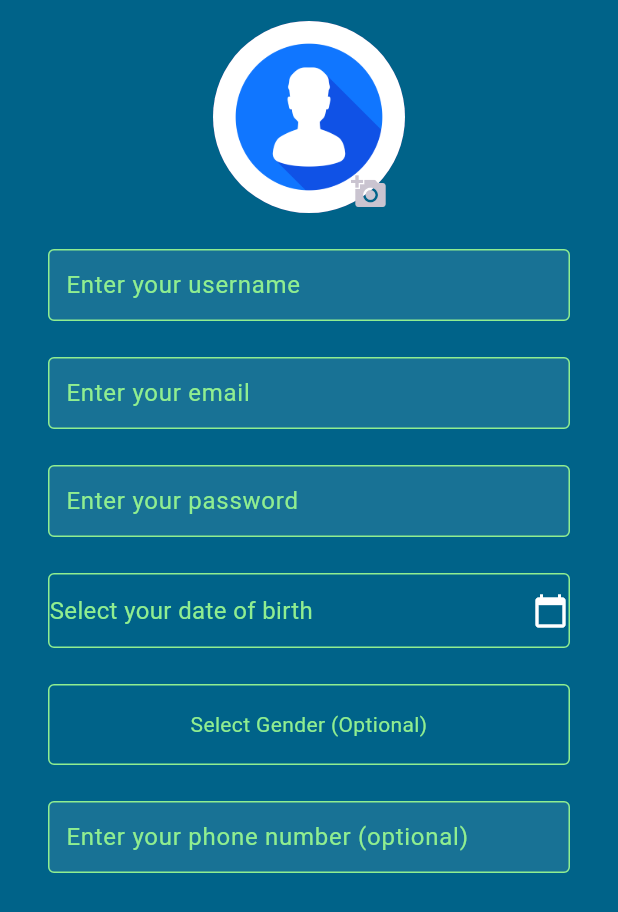
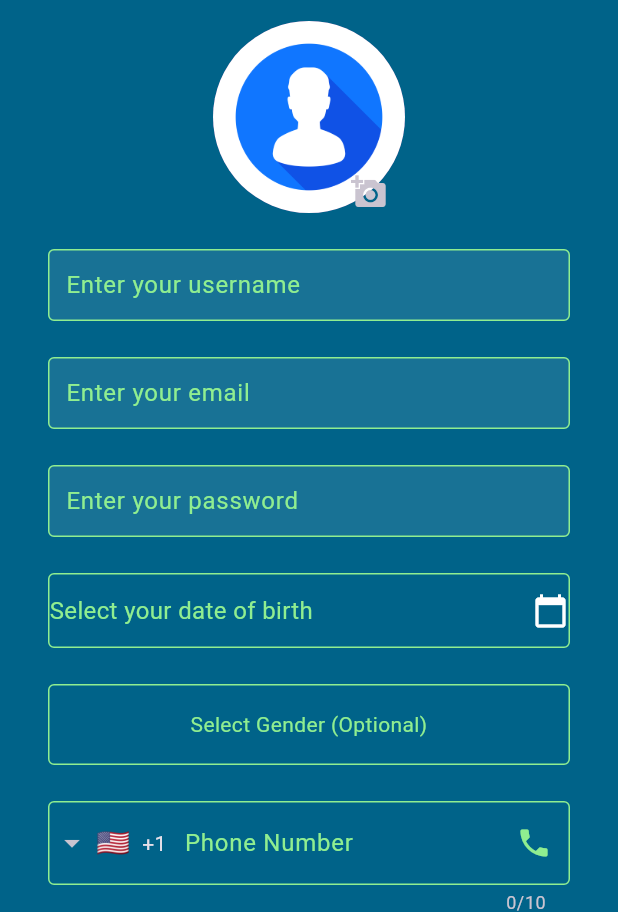
Before and after one commit to zahidprvz/hcq, a Flutter app: the SignupScreen screen opened directly, on a phone screen of 412 x 824 dp, the part 324-1236 px from its top. Run offline on Flutter 3.47's test engine with Material 3 defaults, Android fonts, the phone set to English and light mode, and no system bars; drawn by our look-alikes of intl_phone_field; our stand-ins replace cloud_firestore, firebase_auth, firebase_core, firebase_storage, flutter_map, fluttertoast and 5 more; missing offline and left inert: tflite_flutter; accounts and stored records are empty; network calls fail; project files that could hold a hidden picture were left out.

Commit message:
updated signup_screen

```diff
--- a/lib/screens/signup_screen.dart
+++ b/lib/screens/signup_screen.dart
@@ -8,6 +8,7 @@
 import 'package:hcq/utils/utils.dart';
 import 'package:hcq/widgets/text_field_input.dart';
 import 'package:image_picker/image_picker.dart';
+import 'package:intl_phone_field/intl_phone_field.dart';
 
 class SignupScreen extends StatefulWidget {
   const SignupScreen({super.key});
@@ -20,13 +21,13 @@
   final TextEditingController _emailController = TextEditingController();
   final TextEditingController _passwordController = TextEditingController();
   final TextEditingController _usernameController = TextEditingController();
-  final TextEditingController _phoneController = TextEditingController();
   final TextEditingController _genderController = TextEditingController();
   DateTime? _selectedDate;
   Uint8List? _image;
   bool _isLoading = false;
   bool _userAgreementAccepted = false;
   bool _privacyPolicyAccepted = false;
+  String? _phoneNumber;
 
   @override
   void dispose() {
@@ -34,7 +35,6 @@
     _emailController.dispose();
     _passwordController.dispose();
     _usernameController.dispose();
-    _phoneController.dispose();
     _genderController.dispose();
   }
 
@@ -60,8 +60,15 @@
   }
 
   void signUpUser() async {
-    if (!_userAgreementAccepted || !_privacyPolicyAccepted) {
-      showSnackBar('Please accept User Agreement and Privacy Policy', context);
+    if (_emailController.text.isEmpty ||
+        _passwordController.text.isEmpty ||
+        _usernameController.text.isEmpty ||
+        _phoneNumber == null ||
+        _phoneNumber!.isEmpty ||
+        !_userAgreementAccepted ||
+        !_privacyPolicyAccepted) {
+      showSnackBar(
+          'Please fill all the required fields and accept agreements', context);
       return;
     }
 
@@ -75,7 +82,7 @@
       username: _usernameController.text,
       dateOfBirth: _selectedDate,
       gender: _genderController.text,
-      phone: _phoneController.text,
+      phone: _phoneNumber!,
       file: _image,
       userAgreementAccepted: _userAgreementAccepted,
       privacyPolicyAccepted: _privacyPolicyAccepted,
@@ -88,7 +95,6 @@
     if (res != "success") {
       showSnackBar(res, context);
     } else {
-      // Show email verification screen
       Navigator.of(context).pushReplacement(
         MaterialPageRoute(
           builder: (context) => const EmailVerificationScreen(),
@@ -168,7 +174,10 @@
           ),
           actions: <Widget>[
             TextButton(
-              child: const Text('Close'),
+              child: const Text(
+                'Close',
+                style: TextStyle(color: secondaryColor),
+              ),
               onPressed: () {
                 Navigator.of(context).pop();
               },
@@ -287,15 +296,46 @@
                   ),
                 ),
                 const SizedBox(height: 24.0),
-                TextFieldInput(
-                  hintText: 'Enter your phone number (optional)',
-                  textEditingController: _phoneController,
-                  textInputType: TextInputType.phone,
+                IntlPhoneField(
+                  cursorColor: secondaryColor,
+                  style: const TextStyle(),
+                  decoration: const InputDecoration(
+                    suffixIcon: Icon(Icons.phone),
+                    suffixIconColor: secondaryColor,
+                    labelText: 'Phone Number',
+                    fillColor: secondaryColor,
+                    labelStyle: TextStyle(color: secondaryColor),
+                    border: OutlineInputBorder(
+                      borderSide: BorderSide(
+                        color: secondaryColor,
+                        style: BorderStyle.solid,
+                      ),
+                    ),
+                    focusedBorder: OutlineInputBorder(
+                      borderSide: BorderSide(
+                        color: secondaryColor,
+                        style: BorderStyle.solid,
+                      ),
+                    ),
+                    enabledBorder: OutlineInputBorder(
+                      borderSide: BorderSide(
+                        color: secondaryColor,
+                        style: BorderStyle.solid,
+                      ),
+                    ),
+                  ),
+                  initialCountryCode: 'US',
+                  onChanged: (phone) {
+                    setState(() {
+                      _phoneNumber = phone.completeNumber;
+                    });
+                  },
                 ),
                 const SizedBox(height: 24.0),
                 Row(
                   children: [
                     Checkbox(
+                      activeColor: secondaryColor,
                       value: _userAgreementAccepted,
                       onChanged: (value) {
                         setState(() {
@@ -309,7 +349,7 @@
                         'I agree to the Terms of Use',
                         style: TextStyle(
                           decoration: TextDecoration.underline,
-                          color: blueColor,
+                          color: secondaryColor,
                         ),
                       ),
                     ),
@@ -318,6 +358,7 @@
                 Row(
                   children: [
                     Checkbox(
+                      activeColor: secondaryColor,
                       value: _privacyPolicyAccepted,
                       onChanged: (value) {
                         setState(() {
--- a/pubspec.yaml
+++ b/pubspec.yaml
@@ -55,6 +55,7 @@
   xml: ^6.5.0
 
   http: any
+  intl_phone_field: ^3.2.0
 dev_dependencies:
   flutter_lints: ^3.0.0
   flutter_test:
```
Also changed, not shown: lib/screens/otp_screen.dart (added, +84 -0 lines), pubspec.lock.
